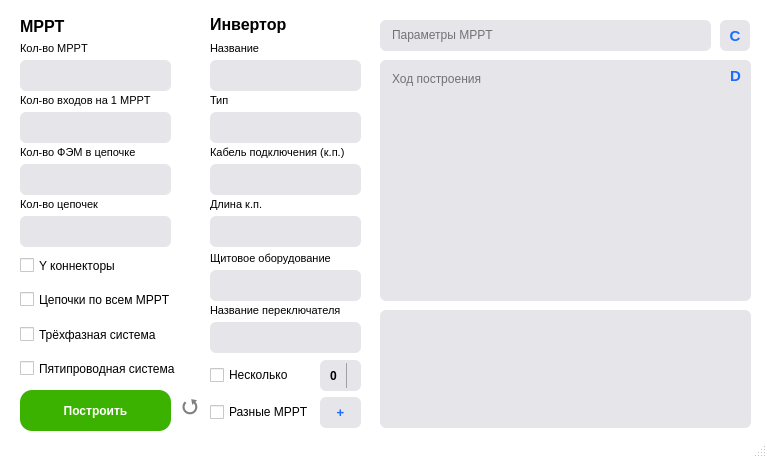
Croud9/Auto-OTR, file designDrawSchemes.ui: the form before one commit.
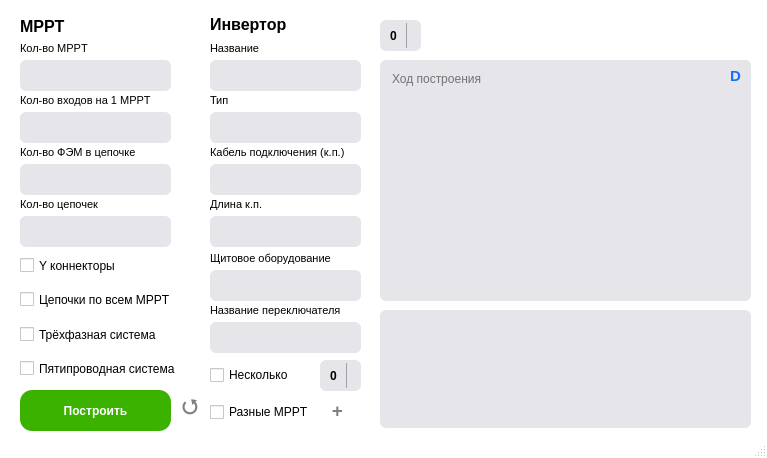
The form after the commit. Icons and pictures are not drawn.

The edit to the form file:
```diff
--- a/designDrawSchemes.ui
+++ b/designDrawSchemes.ui
@@ -429,49 +429,6 @@
      <string>Разные MPPT</string>
     </property>
    </widget>
-   <widget class="QPushButton" name="btnAdd_new_mppt">
-    <property name="geometry">
-     <rect>
-      <x>320</x>
-      <y>397</y>
-      <width>41</width>
-      <height>31</height>
-     </rect>
-    </property>
-    <property name="font">
-     <font>
-      <family>Arial</family>
-      <pointsize>10</pointsize>
-      <weight>75</weight>
-      <bold>true</bold>
-     </font>
-    </property>
-    <property name="cursor">
-     <cursorShape>PointingHandCursor</cursorShape>
-    </property>
-    <property name="toolTip">
-     <string>Добавить MPPT</string>
-    </property>
-    <property name="styleSheet">
-     <string notr="true">QPushButton{
-	background-color: rgba(229,229,234,1);
-	color: #196dff;
-	border: none;
-	border-radius: 6;
-	border-style: outset;
-}
-QPushButton:hover{
-	background-color: #dceaff; 
-}
-QPushButton:pressed{
-	color: rgba(25, 109, 255, 0.7); 
-	border-radius: 6;
-}</string>
-    </property>
-    <property name="text">
-     <string>+</string>
-    </property>
-   </widget>
    <widget class="QLineEdit" name="inputName_invertor">
     <property name="geometry">
      <rect>
@@ -794,87 +751,6 @@
 }</string>
     </property>
    </widget>
-   <widget class="QTextBrowser" name="textConsoleMPPT">
-    <property name="enabled">
-     <bool>true</bool>
-    </property>
-    <property name="geometry">
-     <rect>
-      <x>380</x>
-      <y>20</y>
-      <width>331</width>
-      <height>31</height>
-     </rect>
-    </property>
-    <property name="font">
-     <font>
-      <family>Arial</family>
-     </font>
-    </property>
-    <property name="toolTip">
-     <string>Каждые 4 цифры - параметры одного MPPT</string>
-    </property>
-    <property name="styleSheet">
-     <string notr="true">QTextBrowser{
-	background-color:rgba(229,229,234,1); 
-	border-radius: 6;
-	border: none;
-	padding-left: 8px;
-	padding-top: 4px;
-}
-</string>
-    </property>
-    <property name="placeholderText">
-     <string>Параметры MPPT</string>
-    </property>
-   </widget>
-   <widget class="QPushButton" name="btnUpdateMppt">
-    <property name="geometry">
-     <rect>
-      <x>720</x>
-      <y>20</y>
-      <width>30</width>
-      <height>31</height>
-     </rect>
-    </property>
-    <property name="font">
-     <font>
-      <family>Arial</family>
-      <pointsize>11</pointsize>
-      <weight>75</weight>
-      <bold>true</bold>
-     </font>
-    </property>
-    <property name="cursor">
-     <cursorShape>PointingHandCursor</cursorShape>
-    </property>
-    <property name="toolTip">
-     <string>Показать актуальное состояние массива с параметрами MPPT, чтобы проверить какие параметры будут использованы для чертежа (Актуально при добавлении разных MPPT)</string>
-    </property>
-    <property name="styleSheet">
-     <string notr="true">QPushButton{
-	background-color: rgba(229,229,234,1);
-	color: #196dff;
-	border: none;
-	border-radius: 6;
-	border-style: outset;
-}
-QPushButton:hover{
-	background-color: #dceaff; 
-}
-QPushButton:pressed{
-	color: rgba(25, 109, 255, 0.7); 
-	border-radius: 6;
-}</string>
-    </property>
-    <property name="text">
-     <string>C</string>
-    </property>
-    <property name="icon">
-     <iconset>
-      <normaloff>Data/icon_update.jpg</normaloff>Data/icon_update.jpg</iconset>
-    </property>
-   </widget>
    <widget class="QPushButton" name="btnUpdateConsole">
     <property name="geometry">
      <rect>
@@ -1298,44 +1174,103 @@
      <string>⭯</string>
     </property>
    </widget>
-   <zorder>label_8</zorder>
-   <zorder>inputCount_mppt</zorder>
-   <zorder>textConsoleDraw</zorder>
-   <zorder>label_status</zorder>
-   <zorder>btnDraw</zorder>
-   <zorder>inputCount_input_mppt</zorder>
-   <zorder>inputSolar_count_on_the_chain</zorder>
-   <zorder>inputAll_chain</zorder>
-   <zorder>checkUse_y_connector</zorder>
-   <zorder>checkUse_all_mppt</zorder>
-   <zorder>checkUse_different_mppt</zorder>
-   <zorder>inputName_invertor</zorder>
-   <zorder>inputTitle_grid_line</zorder>
-   <zorder>inputTitle_grid_top</zorder>
-   <zorder>inputNumber_invertor</zorder>
-   <zorder>inputTitle_grid_switch</zorder>
-   <zorder>label_9</zorder>
-   <zorder>checkUse_CloneInvertor</zorder>
-   <zorder>spinBox_CloneInvertor</zorder>
-   <zorder>textConsoleMPPT</zorder>
-   <zorder>btnUpdateMppt</zorder>
-   <zorder>btnUpdateConsole</zorder>
-   <zorder>label_10</zorder>
-   <zorder>label_11</zorder>
-   <zorder>label_12</zorder>
-   <zorder>label_13</zorder>
-   <zorder>label_14</zorder>
-   <zorder>label_15</zorder>
-   <zorder>label_16</zorder>
-   <zorder>label_17</zorder>
-   <zorder>label_18</zorder>
-   <zorder>checkUse_three_phase</zorder>
-   <zorder>checkUse_5or4_line</zorder>
-   <zorder>label_19</zorder>
-   <zorder>inputTitle_grid_line_length</zorder>
-   <zorder>textConsoleCurrent</zorder>
-   <zorder>btnReset</zorder>
-   <zorder>btnAdd_new_mppt</zorder>
+   <widget class="QSpinBox" name="spinBox_numInvertor">
+    <property name="geometry">
+     <rect>
+      <x>380</x>
+      <y>20</y>
+      <width>41</width>
+      <height>31</height>
+     </rect>
+    </property>
+    <property name="font">
+     <font>
+      <family>Arial</family>
+      <weight>75</weight>
+      <bold>true</bold>
+     </font>
+    </property>
+    <property name="styleSheet">
+     <string notr="true">QSpinBox{
+	background-color:rgba(229,229,234,1); 
+	border-radius: 6;
+	border: none;
+	padding-left: 8px;
+}
+QSpinBox:hover{
+	background-color:rgba(242,242,247,1);
+}
+QSpinBox:up-button:hover{
+	background-color:rgba(25,109,255, 0.7);
+	border-top-right-radius: 6;
+}
+QSpinBox:up-button:pressed{
+	background-color:rgba(25,109,255, 0.5);
+	border-top-right-radius: 6;
+}
+QSpinBox:up-button{
+	background-color:rgba(229,229,234,1); 
+	border-top-right-radius: 6;
+	border: none;
+	border-left: 1px solid rgba(0,0,0,0.3);
+}
+
+QSpinBox:down-button:hover{
+	background-color:rgba(25,109,255, 0.7);
+	border-bottom-right-radius: 6;
+}
+QSpinBox:down-button:pressed{
+	background-color:rgba(25,109,255, 0.5);
+	border-bottom-right-radius: 6;
+}
+QSpinBox:down-button{
+	background-color:rgba(229,229,234,1); 
+	border-bottom-right-radius: 6;
+	border-left: 1px solid rgba(0,0,0,0.3);
+
+}</string>
+    </property>
+    <property name="readOnly">
+     <bool>false</bool>
+    </property>
+   </widget>
+   <widget class="QPushButton" name="btnAdd_new_mppt">
+    <property name="geometry">
+     <rect>
+      <x>322</x>
+      <y>395</y>
+      <width>31</width>
+      <height>31</height>
+     </rect>
+    </property>
+    <property name="font">
+     <font>
+      <family>Arial</family>
+      <pointsize>14</pointsize>
+      <weight>75</weight>
+      <bold>true</bold>
+     </font>
+    </property>
+    <property name="cursor">
+     <cursorShape>PointingHandCursor</cursorShape>
+    </property>
+    <property name="styleSheet">
+     <string notr="true">QPushButton{
+	background-color:rgba(112, 215, 255, 0);
+	color:rgba(0, 0, 0, 0.5);
+	border: none;
+	border-radius: 5;
+	border-style: outset;
+}
+QPushButton:hover{
+	color: black;
+}
+</string>
+    </property>
+    <property name="text">
+     <string>+</string>
+    </property>
+   </widget>
   </widget>
   <widget class="QStatusBar" name="statusBar"/>
  </widget>
```
